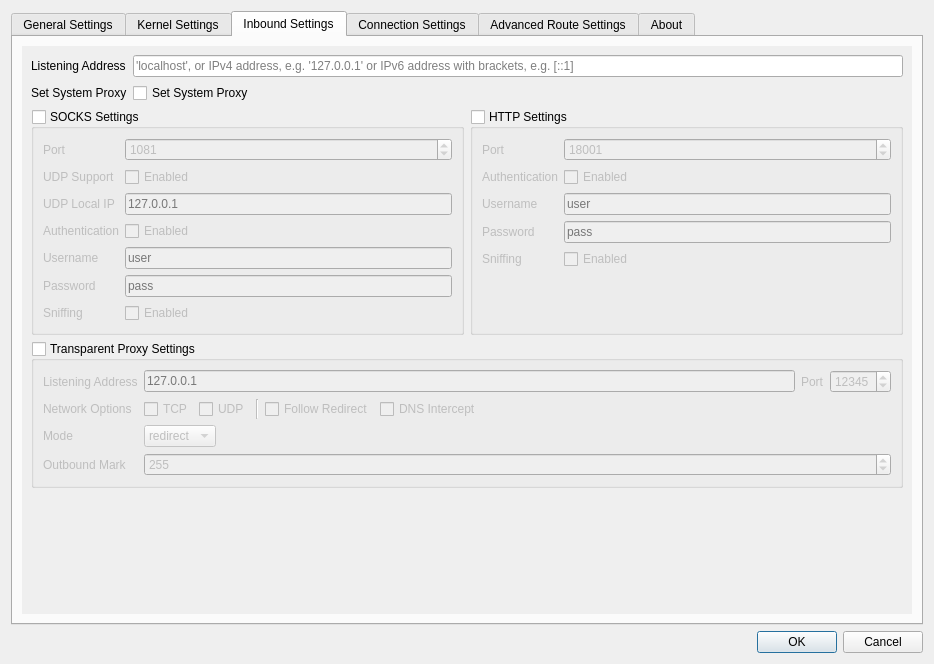
Old version of the form src/ui/windows/w_PreferencesWindow.ui in the repository Qv2ray/Qv2ray.
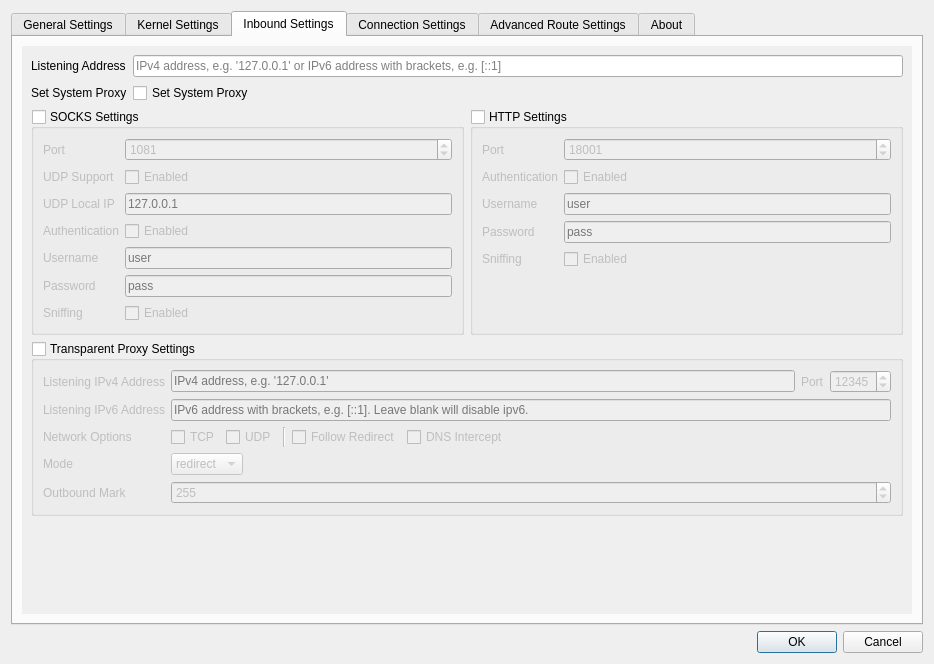
New version of the form. The open tabs and pages were chosen to show the change. Icons and pictures are not drawn.

Patch:
```diff
--- a/src/ui/windows/w_PreferencesWindow.ui
+++ b/src/ui/windows/w_PreferencesWindow.ui
@@ -916,7 +916,7 @@
             <x>0</x>
             <y>0</y>
             <width>888</width>
-            <height>558</height>
+            <height>594</height>
            </rect>
           </property>
           <layout class="QVBoxLayout" name="verticalLayout_2">
@@ -935,7 +935,7 @@
              <item row="0" column="1">
               <widget class="QLineEdit" name="listenIPTxt">
                <property name="placeholderText">
-                <string notr="true">'localhost', or IPv4 address, e.g. '127.0.0.1' or IPv6 address with brackets, e.g. [::1]</string>
+                <string notr="true">IPv4 address, e.g. '127.0.0.1' or IPv6 address with brackets, e.g. [::1]</string>
                </property>
               </widget>
              </item>
@@ -1218,22 +1218,12 @@
                 <bool>false</bool>
                </property>
                <layout class="QFormLayout" name="formLayout_11">
-                <item row="0" column="0">
-                 <widget class="QLabel" name="label_73">
-                  <property name="text">
-                   <string>Listening Address</string>
-                  </property>
-                  <property name="textFormat">
-                   <enum>Qt::PlainText</enum>
-                  </property>
-                 </widget>
-                </item>
                 <item row="0" column="1">
                  <layout class="QHBoxLayout" name="horizontalLayout_8">
                   <item>
                    <widget class="QLineEdit" name="tproxyListenAddr">
                     <property name="placeholderText">
-                     <string>127.0.0.1</string>
+                     <string>IPv4 address, e.g. '127.0.0.1'</string>
                     </property>
                    </widget>
                   </item>
@@ -1259,7 +1249,7 @@
                   </item>
                  </layout>
                 </item>
-                <item row="1" column="0">
+                <item row="2" column="0">
                  <widget class="QLabel" name="label_72">
                   <property name="text">
                    <string>Network Options</string>
@@ -1269,7 +1259,7 @@
                   </property>
                  </widget>
                 </item>
-                <item row="1" column="1">
+                <item row="2" column="1">
                  <layout class="QHBoxLayout" name="horizontalLayout">
                   <item>
                    <widget class="QCheckBox" name="tproxyEnableTCP">
@@ -1321,7 +1311,7 @@
                   </item>
                  </layout>
                 </item>
-                <item row="2" column="0">
+                <item row="3" column="0">
                  <widget class="QLabel" name="label_78">
                   <property name="text">
                    <string>Mode</string>
@@ -1331,7 +1321,7 @@
                   </property>
                  </widget>
                 </item>
-                <item row="2" column="1">
+                <item row="3" column="1">
                  <widget class="QComboBox" name="tproxyMode">
                   <property name="sizePolicy">
                    <sizepolicy hsizetype="Fixed" vsizetype="Fixed">
@@ -1351,7 +1341,7 @@
                   </item>
                  </widget>
                 </item>
-                <item row="3" column="0">
+                <item row="4" column="0">
                  <widget class="QLabel" name="label_79">
                   <property name="text">
                    <string>Outbound Mark</string>
@@ -1361,7 +1351,7 @@
                   </property>
                  </widget>
                 </item>
-                <item row="3" column="1">
+                <item row="4" column="1">
                  <widget class="QSpinBox" name="outboundMark">
                   <property name="minimum">
                    <number>0</number>
@@ -1374,6 +1364,39 @@
                   </property>
                  </widget>
                 </item>
+                <item row="0" column="0">
+                 <widget class="QLabel" name="label_73">
+                  <property name="text">
+                   <string>Listening IPv4 Address</string>
+                  </property>
+                  <property name="textFormat">
+                   <enum>Qt::PlainText</enum>
+                  </property>
+                 </widget>
+                </item>
+                <item row="1" column="0">
+                 <widget class="QLabel" name="label_90">
+                  <property name="text">
+                   <string>Listening IPv6 Address</string>
+                  </property>
+                  <property name="textFormat">
+                   <enum>Qt::PlainText</enum>
+                  </property>
+                 </widget>
+                </item>
+                <item row="1" column="1">
+                 <widget class="QLineEdit" name="tproxyListenV6Addr">
+                  <property name="toolTip">
+                   <string/>
+                  </property>
+                  <property name="text">
+                   <string/>
+                  </property>
+                  <property name="placeholderText">
+                   <string>IPv6 address with brackets, e.g. [::1]. Leave blank will disable ipv6.</string>
+                  </property>
+                 </widget>
+                </item>
                </layout>
               </widget>
              </item>
```
